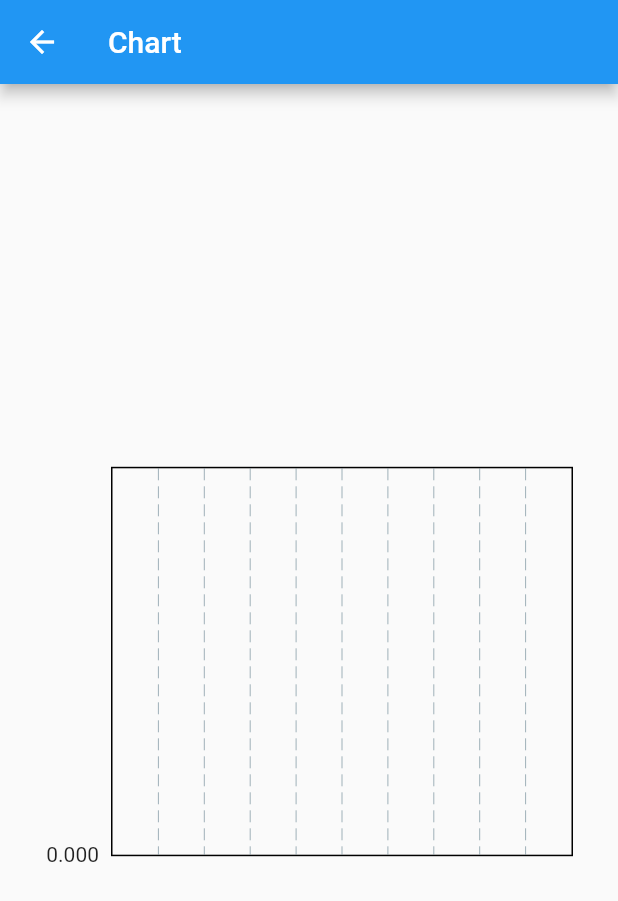
After one commit to gifhary/bibit-test, a Flutter app: the ChartScreen screen opened by its route, on a phone screen of 412 x 824 dp. The commit adds this screen. Shown: the top 901 px of the screen. Run offline on Flutter 3.47's test engine with Material 2 defaults, Android fonts, the phone set to English and light mode, and no system bars; drawn by our look-alikes of fl_chart; our stand-ins replace flutter_local_notifications, fluttertoast, get, timeago, timezone.

Commit message:
app route and chart screen

```diff
--- /dev/null
+++ b/lib/controller/chart_controller.dart
@@ -0,0 +1,26 @@
+import 'package:get/get.dart';
+
+class ChartController extends GetxController {
+  DateTime? dateTime;
+  int timeFiredToTapped = 0;
+
+  ChartController({DateTime? dateTime}) {
+    // ignore: prefer_initializing_formals
+    this.dateTime = dateTime;
+  }
+
+  @override
+  void onInit() {
+    super.onInit();
+    _calculateTimeFiredToTapped();
+  }
+
+  _calculateTimeFiredToTapped() {
+    if (dateTime != null) {
+      final now = DateTime.now();
+
+      timeFiredToTapped = now.difference(dateTime!).inSeconds;
+      update();
+    }
+  }
+}
--- a/lib/controller/home_controller.dart
+++ b/lib/controller/home_controller.dart
@@ -1,3 +1,4 @@
+import 'package:bibit_clock/route/route_constant.dart';
 import 'package:flutter/material.dart';
 import 'package:flutter_local_notifications/flutter_local_notifications.dart';
 import 'package:fluttertoast/fluttertoast.dart';
@@ -51,10 +52,19 @@ class HomeController extends GetxController {
     const ios = IOSInitializationSettings();
     const settings = InitializationSettings(android: android, iOS: ios);
 
+    //init notification object with function where to go when notif is tapped
     await _notif.initialize(
       settings,
       onSelectNotification: (payload) {
-        debugPrint('hehehe');
+        //notification payload is the time alarm fired converted to epoch time in milisecond
+        //since pyload only accept string, we will double convert it to dateTime
+        int? payloadInInt = int.tryParse(payload ?? '');
+
+        DateTime? dateTime = payloadInInt != null
+            ? DateTime.fromMillisecondsSinceEpoch(payloadInInt)
+            : null;
+
+        Get.toNamed(RouteConstant.chart, arguments: dateTime);
       },
     );
   }
@@ -68,19 +78,23 @@ class HomeController extends GetxController {
       debugPrint('current time $now');
       debugPrint('set to $dateTime');
 
+      //if alarm is set to past time, it will throw error message
       if (!dateTime.isAfter(now)) throw 'Please select future time';
 
+      //notification payload is the time alarm fired converted to epoch time in milisecond
       await _scheduleNotification(
           title: 'Alarm Test',
           body:
               'Alarm for ${DateFormat('HH:mm:ss').format(dateTime)} is activated',
-          payload: 'payload',
+          payload: dateTime.millisecondsSinceEpoch.toString(),
           time: dateTime);
 
+      //a message to show if alarm is set correctly
       Fluttertoast.showToast(
           msg: 'Alarm is set ${timeago.format(dateTime, allowFromNow: true)}',
           toastLength: Toast.LENGTH_LONG);
     } catch (e) {
+      //message when error
       Fluttertoast.showToast(msg: e.toString());
     }
   }
@@ -93,12 +107,14 @@ class HomeController extends GetxController {
       required DateTime time}) async {
     _notif.zonedSchedule(id, title, body, tz.TZDateTime.from(time, tz.local),
         await _notifDetails(),
+        payload: payload,
         uiLocalNotificationDateInterpretation:
             UILocalNotificationDateInterpretation.absoluteTime,
         androidAllowWhileIdle: true);
   }
 
   static Future _notifDetails() async {
+    //some paremeters can be put random string for this test
     return const NotificationDetails(
       android: AndroidNotificationDetails('channelId', 'channelName',
           channelDescription: 'channelDesc', importance: Importance.max),
--- a/lib/main.dart
+++ b/lib/main.dart
@@ -1,5 +1,7 @@
-import 'package:bibit_clock/screen/home_screen.dart';
+import 'package:bibit_clock/route/app_route.dart';
+import 'package:bibit_clock/route/route_constant.dart';
 import 'package:flutter/material.dart';
+import 'package:get/get.dart';
 
 void main() {
   runApp(const MyApp());
@@ -9,15 +11,12 @@ class MyApp extends StatelessWidget {
   const MyApp({Key? key}) : super(key: key);
   @override
   Widget build(BuildContext context) {
-    return MaterialApp(
-      title: 'Flutter Demo',
+    return GetMaterialApp(
       theme: ThemeData(
         primarySwatch: Colors.blue,
       ),
-      builder: (context, child) => MediaQuery(
-          data: MediaQuery.of(context).copyWith(alwaysUse24HourFormat: false),
-          child: child!),
-      home: const HomeScreen(),
+      getPages: AppRute.all,
+      initialRoute: RouteConstant.home,
     );
   }
 }
--- /dev/null
+++ b/lib/route/app_route.dart
@@ -0,0 +1,11 @@
+import 'package:bibit_clock/route/route_constant.dart';
+import 'package:bibit_clock/screen/chart_screen.dart';
+import 'package:bibit_clock/screen/home_screen.dart';
+import 'package:get/get.dart';
+
+class AppRute {
+  static final all = [
+    GetPage(name: RouteConstant.home, page: () => const HomeScreen()),
+    GetPage(name: RouteConstant.chart, page: () => ChartScreen())
+  ];
+}
--- /dev/null
+++ b/lib/route/route_constant.dart
@@ -0,0 +1,4 @@
+class RouteConstant {
+  static const home = '/home';
+  static const chart = '/chart';
+}
--- /dev/null
+++ b/lib/screen/chart_screen.dart
@@ -0,0 +1,63 @@
+import 'package:bibit_clock/controller/chart_controller.dart';
+import 'package:fl_chart/fl_chart.dart';
+import 'package:flutter/material.dart';
+import 'package:get/get.dart';
+import 'package:intl/intl.dart';
+
+class ChartScreen extends StatelessWidget {
+  ChartScreen({Key? key}) : super(key: key);
+
+  final DateTime? dateTime = Get.arguments;
+
+  @override
+  Widget build(BuildContext context) {
+    return GetBuilder<ChartController>(
+        init: ChartController(dateTime: dateTime),
+        builder: (controller) {
+          return Scaffold(
+            appBar: AppBar(
+              title: const Text('Chart'),
+            ),
+            body: Padding(
+              padding: const EdgeInsets.all(30),
+              child: Column(
+                mainAxisAlignment: MainAxisAlignment.center,
+                children: [
+                  dateTime != null
+                      ? Text(
+                          'Alarm is set at ${DateFormat('dd/MM/yyyy hh:mm:ss').format(dateTime!)} and time difference between alarm is fired and notification tapped is in ${controller.timeFiredToTapped} seconds')
+                      : Container(),
+                  const SizedBox(height: 24),
+                  AspectRatio(
+                    aspectRatio: 5 / 4,
+                    child: BarChart(
+                      BarChartData(
+                          barGroups: [
+                            BarChartGroupData(x: 0, barRods: [
+                              BarChartRodData(
+                                  toY: controller.timeFiredToTapped.toDouble())
+                            ]),
+                          ],
+                          titlesData: FlTitlesData(
+                              topTitles: AxisTitles(
+                                  sideTitles: SideTitles(showTitles: false)),
+                              rightTitles: AxisTitles(
+                                  sideTitles: SideTitles(showTitles: false)),
+                              bottomTitles: AxisTitles(
+                                  sideTitles: SideTitles(
+                                      showTitles: true,
+                                      getTitlesWidget: (data1, data2) => Text(
+                                          dateTime != null
+                                              ? DateFormat(
+                                                      'dd/MM/yyyy hh:mm:ss')
+                                                  .format(dateTime!)
+                                              : ''))))),
+                    ),
+                  ),
+                ],
+              ),
+            ),
+          );
+        });
+  }
+}
--- a/pubspec.yaml
+++ b/pubspec.yaml
@@ -35,8 +35,8 @@ dependencies:
   flutter_local_notifications: ^9.8.0+1
   fluttertoast: ^8.0.9
   timeago: ^3.3.0
-  rxdart: ^0.27.5
   intl: ^0.17.0
+  fl_chart: ^0.55.1
 
   # The following adds the Cupertino Icons font to your application.
   # Use with the CupertinoIcons class for iOS style icons.
```
Also changed, not shown: pubspec.lock.
